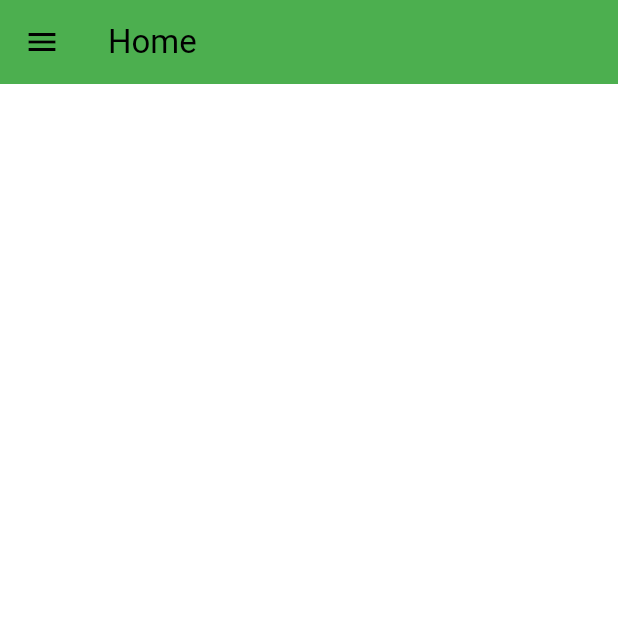
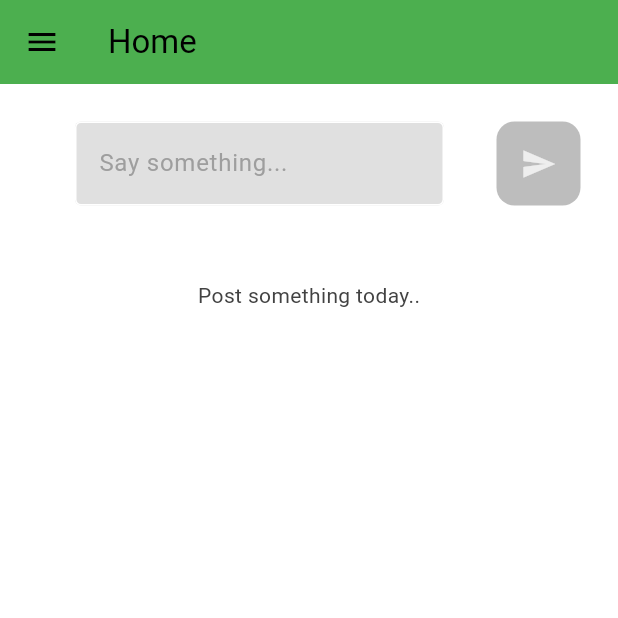
Before and after one commit to GraciousDaniel/green, a Flutter app: the screen it shows once a user with an empty profile is signed in, on a phone screen of 412 x 824 dp, the top half of it. Run offline on Flutter 3.47's test engine with Material 3 defaults, Android fonts, the phone set to English and light mode, and no system bars; our stand-ins replace cloud_firestore, firebase_auth, firebase_core, google_sign_in; accounts and stored records are empty; network calls fail.

```diff
--- /dev/null
+++ b/lib/components/buttons/postbutton.dart
@@ -0,0 +1,27 @@
+import 'package:flutter/material.dart';
+
+class MyPostButton extends StatelessWidget {
+  final Function()? onTap;
+  const MyPostButton({super.key, this.onTap});
+
+  @override
+  Widget build(BuildContext context) {
+    return GestureDetector(
+      onTap: onTap,
+      child: Container(
+        decoration: BoxDecoration(
+          borderRadius: BorderRadius.circular(12),
+          color: Theme.of(context).colorScheme.secondary,
+        ),
+        padding: const EdgeInsets.all(16),
+        margin: const EdgeInsets.only(left: 10),
+        child: Center(
+          child: Icon(
+            Icons.send,
+            color: Theme.of(context).colorScheme.primary,
+            ),
+        ),
+      ),
+    );
+  }
+}
--- a/lib/components/mytextfields.dart
+++ b/lib/components/mytextfields.dart
@@ -26,7 +26,7 @@ class MyTextfield extends StatelessWidget {
                 focusedBorder: OutlineInputBorder(
                 borderSide: BorderSide(color:Colors.grey.shade400 )
                 ),
-                fillColor: Colors.grey.shade200,
+                fillColor: Colors.grey.shade300,
                 filled: true,
                 hintText: hintText,
                 hintStyle: TextStyle(color: Colors.grey[500]),
--- a/lib/screens/homepage.dart
+++ b/lib/screens/homepage.dart
@@ -1,9 +1,29 @@
+import 'package:cloud_firestore/cloud_firestore.dart';
 import 'package:firebase_auth/firebase_auth.dart';
 import 'package:flutter/material.dart';
+import 'package:green/components/buttons/postbutton.dart';
 import 'package:green/components/mydrawer.dart';
+import 'package:green/components/mytextfields.dart';
+import 'package:green/database/firestore.dart';
 
 class Homepage extends StatelessWidget {
    Homepage({super.key});
+   //firestore access
+   final FirestoreDatabase database = FirestoreDatabase();
+
+   //text controller
+   final TextEditingController newPostController = TextEditingController();
+
+   //post message
+   void postMessage() {
+    //only post a message if there is sth in the textfield
+    if (newPostController.text.isNotEmpty) {
+      String message = newPostController.text;
+      database.addPost(message);
+    }
+    //clear the controller
+    newPostController.clear();
+   }
 
   //show current user
   final user = FirebaseAuth.instance.currentUser!;
@@ -18,6 +38,78 @@ class Homepage extends StatelessWidget {
         title: const Text('Home',),
         ),
         drawer: const MyDrawer(),
+        body: Column(
+          children: [
+            //textfield for user to type
+            Padding(
+              padding: const EdgeInsets.all(25.0),
+              child: Row(
+                children: [
+                  Expanded(
+                    child: MyTextfield(
+                      controller: newPostController,
+                       hintText: 'Say something...',
+                        obscureText: false),
+                  ),
+
+                  //post button
+                  MyPostButton(
+                    onTap: postMessage,
+                  )
+                ],
+              ),
+            ),
+
+            //user posts
+            StreamBuilder(
+              stream: database.getPostsStream(),
+               builder: (context, snapshot) {
+                //show loading circle
+                if (snapshot.connectionState == ConnectionState.waiting) {
+                  return const Center(
+                    child: CircularProgressIndicator(),
+                  );
+                }
+
+                //get all posts
+                final posts = snapshot.data!.docs;
+
+                //no data?
+                if (snapshot.data == null || posts.isEmpty) {
+                  return const Center(
+                    child: Padding(
+                      padding: EdgeInsets.all(25),
+                      child: Text('Post something today..'),
+                      ),
+                  );
+                }
+
+                //return as a list
+                return Expanded(
+                  child: ListView.builder(
+                    itemCount: posts.length,
+                    itemBuilder: (context, index) {
+                      //get each individual post
+                      final post = posts[index];
+
+                      //get data from each post
+                      String message = post['PostMessage'];
+                      String userEmail = post['UserEmail'];
+                      Timestamp timestamp = post['Timestamp'];
+
+                      //return as list tile
+                      return ListTile(
+                        title: Text(message),
+                        subtitle: Text(userEmail),
+                      );
+
+                    }
+                    ),
+                );
+               }
+               )
+          ],
+        ),
     );
   }
 }
--- a/lib/screens/profilepage.dart
+++ b/lib/screens/profilepage.dart
@@ -45,8 +45,9 @@ class MyProfile extends StatelessWidget {
 
             return Center(
               child: Column(
-                mainAxisAlignment: MainAxisAlignment.center,
                 children: [
+                  //upper spacing
+                  const SizedBox(height: 25),
 
                   //profile pic
                   Container(
@@ -56,7 +57,7 @@ class MyProfile extends StatelessWidget {
                     padding: const EdgeInsets.all(25),
                     child: const Icon(
                       Icons.person,
-                      size: 64,
+                      size: 58,
                     ),
                   ),
 
```
Also changed, not shown: lib/components/buttons/custombackbutton.dart (added, +23 -0 lines), lib/database/firestore.dart (added, +37 -0 lines), lib/screens/userspage.dart (+8 -1 lines).
